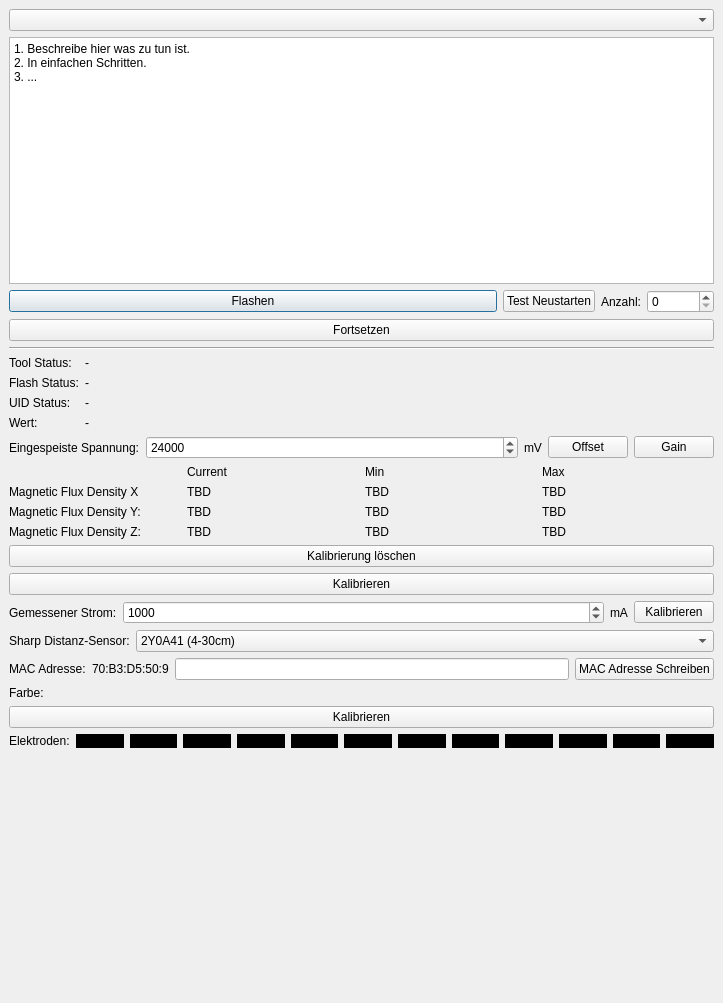
Above: src/flash-test/ui/mainwindow.ui from Tinkerforge/flash-test before the change. Below: the same form after it.
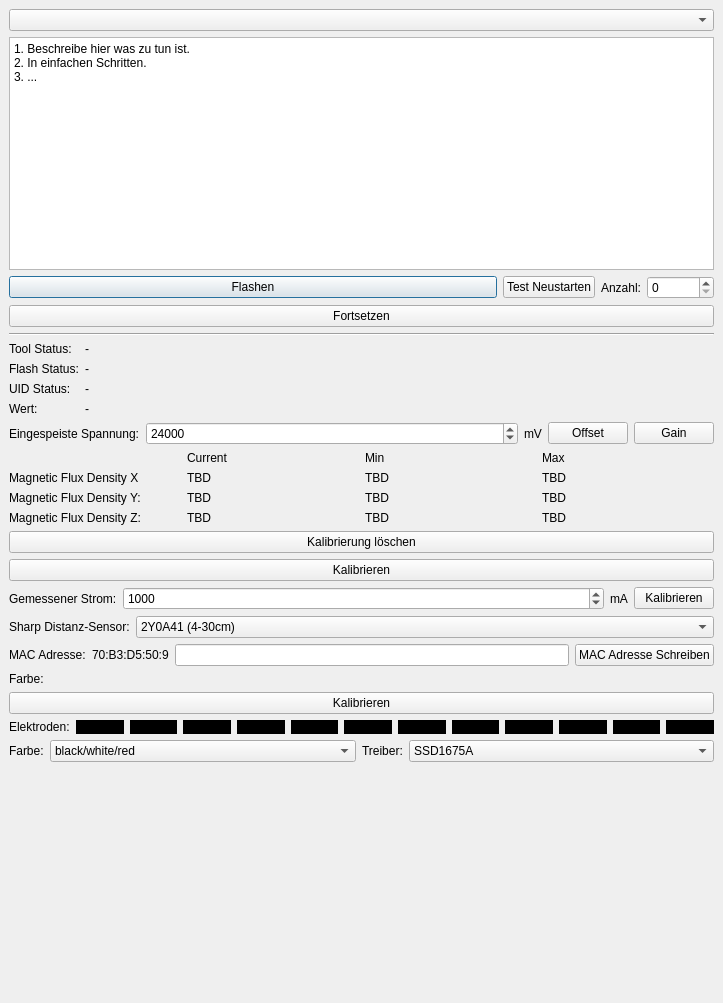
That is the form after the change.

Commit message: Add support for different epaper driver types

Patch:
```diff
--- a/src/flash-test/ui/mainwindow.ui
+++ b/src/flash-test/ui/mainwindow.ui
@@ -641,6 +641,64 @@
         </item>
        </layout>
       </item>
+      <item>
+       <layout class="QHBoxLayout" name="epaper_layout">
+        <item>
+         <widget class="QLabel" name="label_21">
+          <property name="text">
+           <string>Farbe:</string>
+          </property>
+         </widget>
+        </item>
+        <item>
+         <widget class="QComboBox" name="combo_epaper_color">
+          <property name="sizePolicy">
+           <sizepolicy hsizetype="Preferred" vsizetype="Fixed">
+            <horstretch>1</horstretch>
+            <verstretch>0</verstretch>
+           </sizepolicy>
+          </property>
+          <item>
+           <property name="text">
+            <string>black/white/red</string>
+           </property>
+          </item>
+          <item>
+           <property name="text">
+            <string>black/white/gray</string>
+           </property>
+          </item>
+         </widget>
+        </item>
+        <item>
+         <widget class="QLabel" name="label_22">
+          <property name="text">
+           <string>Treiber:</string>
+          </property>
+         </widget>
+        </item>
+        <item>
+         <widget class="QComboBox" name="combo_epaper_driver">
+          <property name="sizePolicy">
+           <sizepolicy hsizetype="Preferred" vsizetype="Fixed">
+            <horstretch>1</horstretch>
+            <verstretch>0</verstretch>
+           </sizepolicy>
+          </property>
+          <item>
+           <property name="text">
+            <string>SSD1675A</string>
+           </property>
+          </item>
+          <item>
+           <property name="text">
+            <string>SSD1680</string>
+           </property>
+          </item>
+         </widget>
+        </item>
+       </layout>
+      </item>
       <item>
        <layout class="QVBoxLayout" name="layout_plugin_bottom"/>
       </item>
```
The commit also changes 3 other files.
